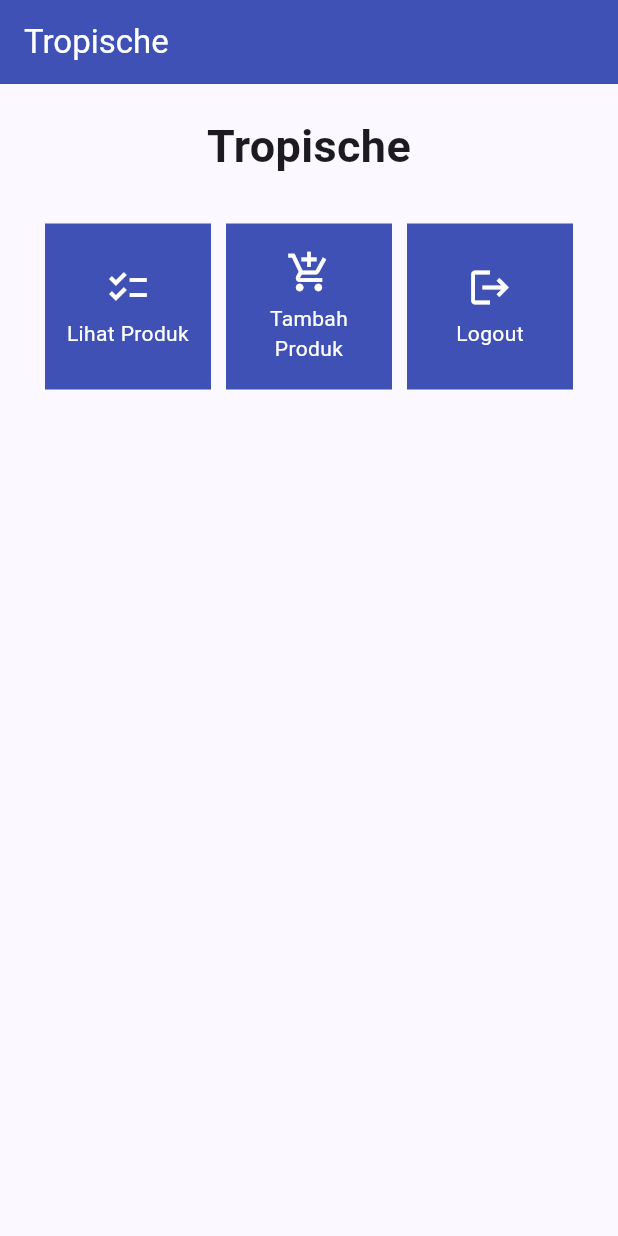
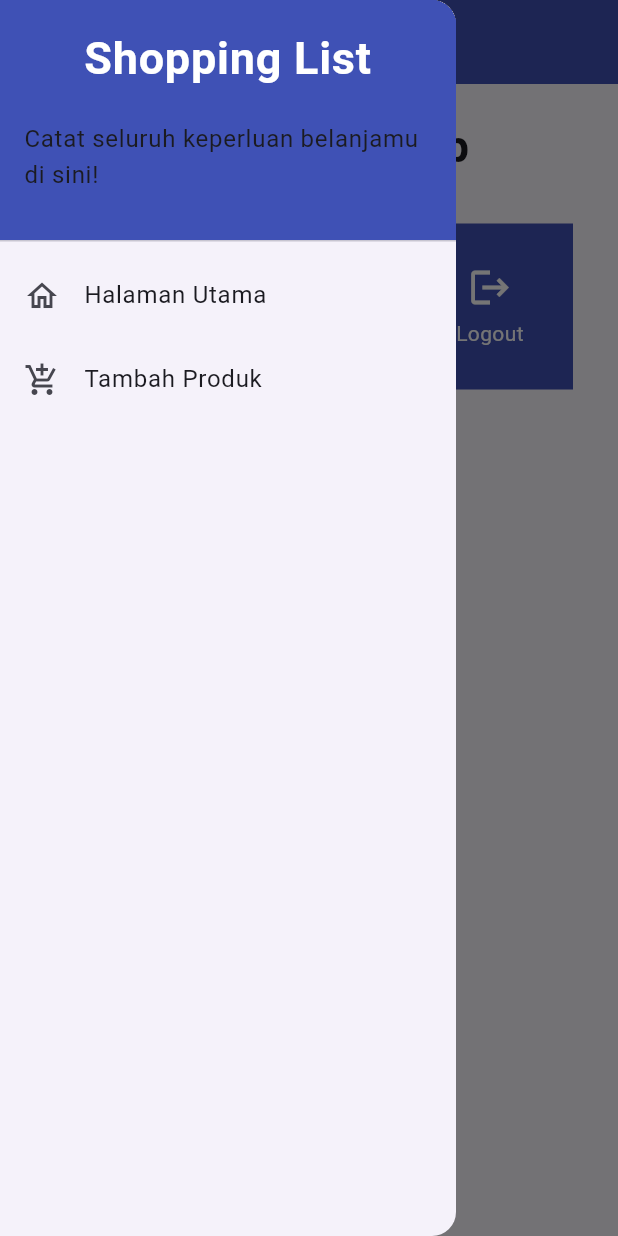
Before and after one commit to indiraarh/tropische-mobile, a Flutter app: the screen it shows after launch, with the side drawer open (before the commit the screen has no drawer), on a phone screen of 412 x 824 dp. Run offline on Flutter 3.47's test engine with Material 2 defaults, Android fonts, the phone set to English and light mode, and no system bars.

Commit message:
selesai tugas 8

```diff
--- a/lib/main.dart
+++ b/lib/main.dart
@@ -1,5 +1,5 @@
 import 'package:flutter/material.dart';
-import 'package:tropische/menu.dart';
+import 'package:tropische/screens/menu.dart';
 
 void main() {
   runApp(const MyApp());
--- a/lib/menu.dart
+++ b/lib/screens/menu.dart
@@ -1,4 +1,7 @@
 import 'package:flutter/material.dart';
+import 'package:tropische/widgets/left_drawer.dart'; // Impor drawer widget
+import 'package:tropische/widgets/shop_card.dart';
+import 'package:tropische/screens/shoplist_form.dart';
 
 class MyHomePage extends StatelessWidget {
   MyHomePage({Key? key}) : super(key: key);
@@ -27,7 +30,11 @@
             color: Colors.white,
           ),
         ),
+        backgroundColor: Colors.indigo,
+        foregroundColor: Colors.white,
       ),
+      // Masukkan drawer sebagai parameter nilai drawer dari widget Scaffold
+      drawer: const LeftDrawer(),
       body: SingleChildScrollView(
         // Widget wrapper yang dapat discroll
         child: Padding(
@@ -39,7 +46,7 @@
                 padding: EdgeInsets.only(top: 10.0, bottom: 10.0),
                 // Widget Text untuk menampilkan tulisan dengan alignment center dan style yang sesuai
                 child: Text(
-                  'Tropische', // Text yang menandakan toko
+                  'Tropische Shop', // Text yang menandakan toko
                   textAlign: TextAlign.center,
                   style: TextStyle(
                     fontSize: 30,
@@ -68,55 +75,3 @@
     );
   }
 }
-
-class ShopItem {
-  final String name;
-  final IconData icon;
-
-  ShopItem(this.name, this.icon);
-}
-
-class ShopCard extends StatelessWidget {
-  final ShopItem item;
-
-  const ShopCard(this.item, {super.key}); // Constructor
-
-  @override
-  Widget build(BuildContext context) {
-    return Material(
-      color: Colors.indigo,
-      child: InkWell(
-        // Area responsive terhadap sentuhan
-        onTap: () {
-          // Memunculkan SnackBar ketika diklik
-          ScaffoldMessenger.of(context)
-            ..hideCurrentSnackBar()
-            ..showSnackBar(SnackBar(
-                content: Text("Kamu telah menekan tombol ${item.name}!")));
-        },
-        child: Container(
-          // Container untuk menyimpan Icon dan Text
-          padding: const EdgeInsets.all(8),
-          child: Center(
-            child: Column(
-              mainAxisAlignment: MainAxisAlignment.center,
-              children: [
-                Icon(
-                  item.icon,
-                  color: Colors.white,
-                  size: 30.0,
-                ),
-                const Padding(padding: EdgeInsets.all(3)),
-                Text(
-                  item.name,
-                  textAlign: TextAlign.center,
-                  style: const TextStyle(color: Colors.white),
-                ),
-              ],
-            ),
-          ),
-        ),
-      ),
-    );
-  }
-}
--- /dev/null
+++ b/lib/widgets/left_drawer.dart
@@ -0,0 +1,68 @@
+import 'package:flutter/material.dart';
+import 'package:tropische/screens/menu.dart';
+// Impor halaman ShopFormPage jika sudah dibuat
+import 'package:tropische/screens/shoplist_form.dart';
+
+class LeftDrawer extends StatelessWidget {
+  const LeftDrawer({super.key});
+
+  @override
+  Widget build(BuildContext context) {
+    return Drawer(
+      child: ListView(
+        children: [
+          const DrawerHeader(
+            // Bagian drawer header
+            decoration: BoxDecoration(
+              color: Colors.indigo,
+            ),
+            child: Column(
+              children: [
+                Text(
+                  'Shopping List',
+                  textAlign: TextAlign.center,
+                  style: TextStyle(
+                    fontSize: 30,
+                    fontWeight: FontWeight.bold,
+                    color: Colors.white,
+                  ),
+                ),
+                Padding(padding: EdgeInsets.all(10)),
+                Text("Catat seluruh keperluan belanjamu di sini!",
+                    // TODO: Tambahkan gaya teks dengan center alignment, font ukuran 15, warna putih, dan weight biasa
+                ),
+              ],
+            ),
+          ),
+          // Bagian routing
+          ListTile(
+            leading: const Icon(Icons.home_outlined),
+            title: const Text('Halaman Utama'),
+            // Bagian redirection ke MyHomePage
+            onTap: () {
+              Navigator.pushReplacement(
+                  context,
+                  MaterialPageRoute(
+                    builder: (context) => MyHomePage(),
+                  ));
+            },
+          ),
+          ListTile(
+            leading: const Icon(Icons.add_shopping_cart),
+            title: const Text('Tambah Produk'),
+            // Bagian redirection ke ShopFormPage
+            onTap: () {
+              // Buatlah routing ke ShopFormPage di sini, setelah halaman ShopFormPage sudah dibuat.
+              Navigator.pushReplacement(
+                context,
+                MaterialPageRoute(
+                  builder: (context) => ShopFormPage(),
+                )
+              );
+            },
+          ),
+        ],
+      ),
+    );
+  }
+}
--- /dev/null
+++ b/lib/widgets/shop_card.dart
@@ -0,0 +1,64 @@
+import 'package:flutter/material.dart';
+import 'package:tropische/screens/shoplist_form.dart';
+
+class ShopItem {
+  final String name;
+  final IconData icon;
+
+  ShopItem(this.name, this.icon);
+}
+
+class ShopCard extends StatelessWidget {
+  final ShopItem item;
+
+  const ShopCard(this.item, {super.key}); // Constructor
+
+  @override
+  Widget build(BuildContext context) {
+    return Material(
+      color: Colors.indigo,
+      child: InkWell(
+        // Area responsive terhadap sentuhan
+        onTap: () {
+          // Memunculkan SnackBar ketika diklik
+          ScaffoldMessenger.of(context)
+            ..hideCurrentSnackBar()
+            ..showSnackBar(SnackBar(
+                content: Text("Kamu telah menekan tombol ${item.name}!")));
+          // Navigate ke route yang sesuai (tergantung jenis tombol)
+          if (item.name == "Tambah Produk") {
+            // Gunakan Navigator.push untuk melakukan navigasi ke MaterialPageRoute yang mencakup ShopFormPage.
+            Navigator.pushReplacement(
+              context,
+              MaterialPageRoute(
+                builder: (context) => ShopFormPage(),
+              )
+            );
+          }
+        },
+        child: Container(
+          // Container untuk menyimpan Icon dan Text
+          padding: const EdgeInsets.all(8),
+          child: Center(
+            child: Column(
+              mainAxisAlignment: MainAxisAlignment.center,
+              children: [
+                Icon(
+                  item.icon,
+                  color: Colors.white,
+                  size: 30.0,
+                ),
+                const Padding(padding: EdgeInsets.all(3)),
+                Text(
+                  item.name,
+                  textAlign: TextAlign.center,
+                  style: const TextStyle(color: Colors.white),
+                ),
+              ],
+            ),
+          ),
+        ),
+      ),
+    );
+  }
+}
```
Also changed, not shown: lib/screens/shoplist_form.dart (added, +217 -0 lines), 1 other file.
